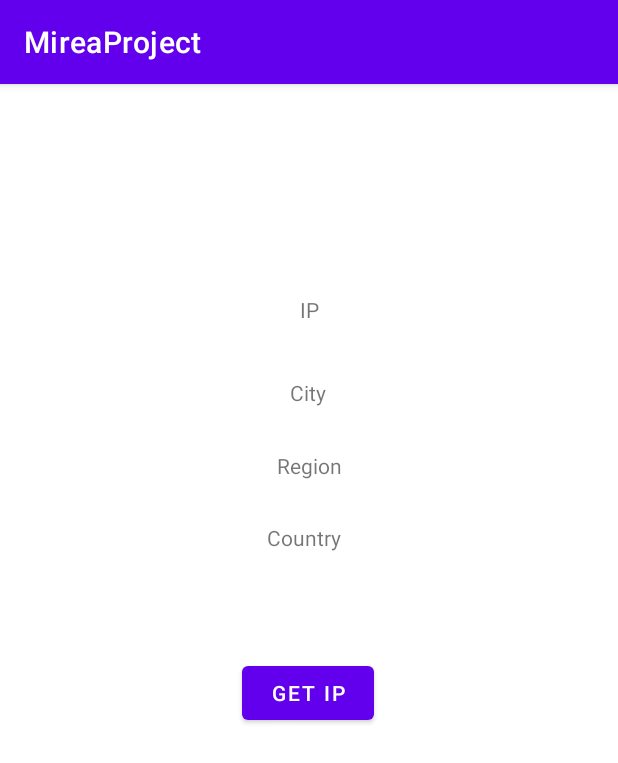
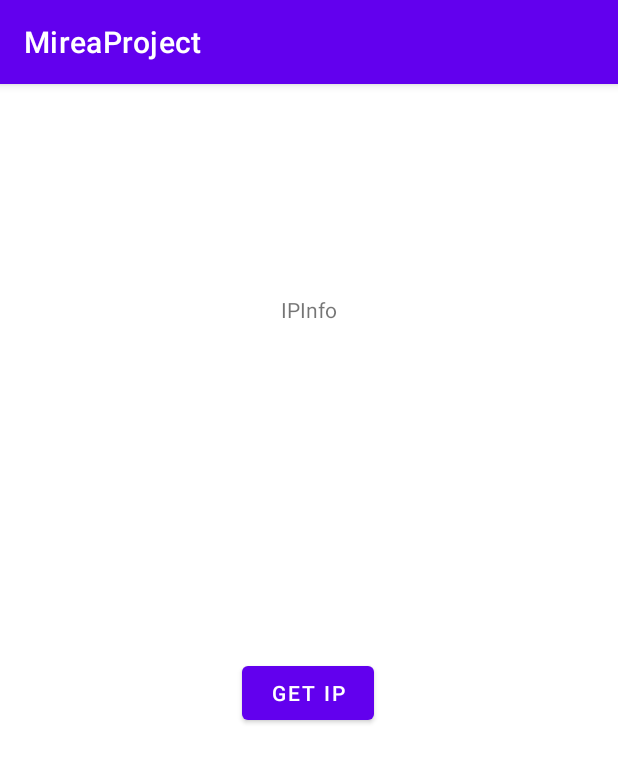
Before and after one commit to kovalyov-z3/MireaProject, an Android app: the fragment IpInfoFragment shown on its own in the app's theme, on a phone screen of 412 x 824 dp. Shown: the top 763 px of the screen. Run offline under Robolectric (Android 15) with nearby library versions, the phone set to English and light mode, and no system bars.

Commit message:
another minor changes

```diff
--- a/app/src/main/java/ru/mirea/kovalyov/mireaproject/IpInfoFragment.java
+++ b/app/src/main/java/ru/mirea/kovalyov/mireaproject/IpInfoFragment.java
@@ -37,9 +37,6 @@ public class IpInfoFragment extends Fragment {
                              Bundle savedInstanceState) {
         View view =  inflater.inflate(R.layout.fragment_ip_info, container, false);
         textViewIp = view.findViewById(R.id.textViewIp);
-        textViewRegion = view.findViewById(R.id.textViewRegion);
-        textViewCountry = view.findViewById(R.id.textViewCountry);
-        textViewCity = view.findViewById(R.id.textViewCity);
         view.findViewById(R.id.button).setOnClickListener(this::onClick);
 
         return view;
@@ -85,11 +82,10 @@ public class IpInfoFragment extends Fragment {
                 String country = responseJson.getString("country");
                 String regionName = responseJson.getString("regionName");
                 String city = responseJson.getString("city");
+                String res = ip + " " + country + " " + regionName + " " + city;
 
-                textViewIp.setText(ip);
-                textViewRegion.setText(regionName);
-                textViewCountry.setText(country);
-                textViewCity.setText(city);
+                textViewIp.setText(res);
+
                 Log.d(IpInfoFragment.class.getSimpleName(), ip);
             } catch (JSONException e) {
                 e.printStackTrace();
--- a/app/src/main/res/layout/fragment_ip_info.xml
+++ b/app/src/main/res/layout/fragment_ip_info.xml
@@ -4,7 +4,7 @@
     xmlns:tools="http://schemas.android.com/tools"
     android:layout_width="match_parent"
     android:layout_height="match_parent"
-    tools:context=".ui.fragments.IpInfoFragment">
+    tools:context="IpInfoFragment">
 
     <androidx.constraintlayout.widget.ConstraintLayout
         android:layout_width="match_parent"
@@ -15,7 +15,7 @@
             android:id="@+id/textViewIp"
             android:layout_width="wrap_content"
             android:layout_height="wrap_content"
-            android:text="IP"
+            android:text="IPInfo"
             app:layout_constraintBottom_toBottomOf="parent"
             app:layout_constraintLeft_toLeftOf="parent"
             app:layout_constraintRight_toRightOf="parent"
@@ -35,40 +35,6 @@
             app:layout_constraintTop_toTopOf="parent"
             app:layout_constraintVertical_bias="0.531" />
 
-        <TextView
-            android:id="@+id/textViewRegion"
-            android:layout_width="wrap_content"
-            android:layout_height="wrap_content"
-            android:text="Region"
-            app:layout_constraintBottom_toBottomOf="parent"
-            app:layout_constraintEnd_toEndOf="parent"
-            app:layout_constraintStart_toStartOf="parent"
-            app:layout_constraintTop_toTopOf="parent"
-            app:layout_constraintVertical_bias="0.327" />
-
-        <TextView
-            android:id="@+id/textViewCountry"
-            android:layout_width="wrap_content"
-            android:layout_height="wrap_content"
-            android:text="Country"
-            app:layout_constraintBottom_toBottomOf="parent"
-            app:layout_constraintEnd_toEndOf="parent"
-            app:layout_constraintHorizontal_bias="0.491"
-            app:layout_constraintStart_toStartOf="parent"
-            app:layout_constraintTop_toTopOf="parent"
-            app:layout_constraintVertical_bias="0.391" />
-
-        <TextView
-            android:id="@+id/textViewCity"
-            android:layout_width="wrap_content"
-            android:layout_height="wrap_content"
-            android:text="City"
-            app:layout_constraintBottom_toBottomOf="parent"
-            app:layout_constraintEnd_toEndOf="parent"
-            app:layout_constraintHorizontal_bias="0.498"
-            app:layout_constraintStart_toStartOf="parent"
-            app:layout_constraintTop_toTopOf="parent"
-            app:layout_constraintVertical_bias="0.262" />
 
     </androidx.constraintlayout.widget.ConstraintLayout>
 
```
